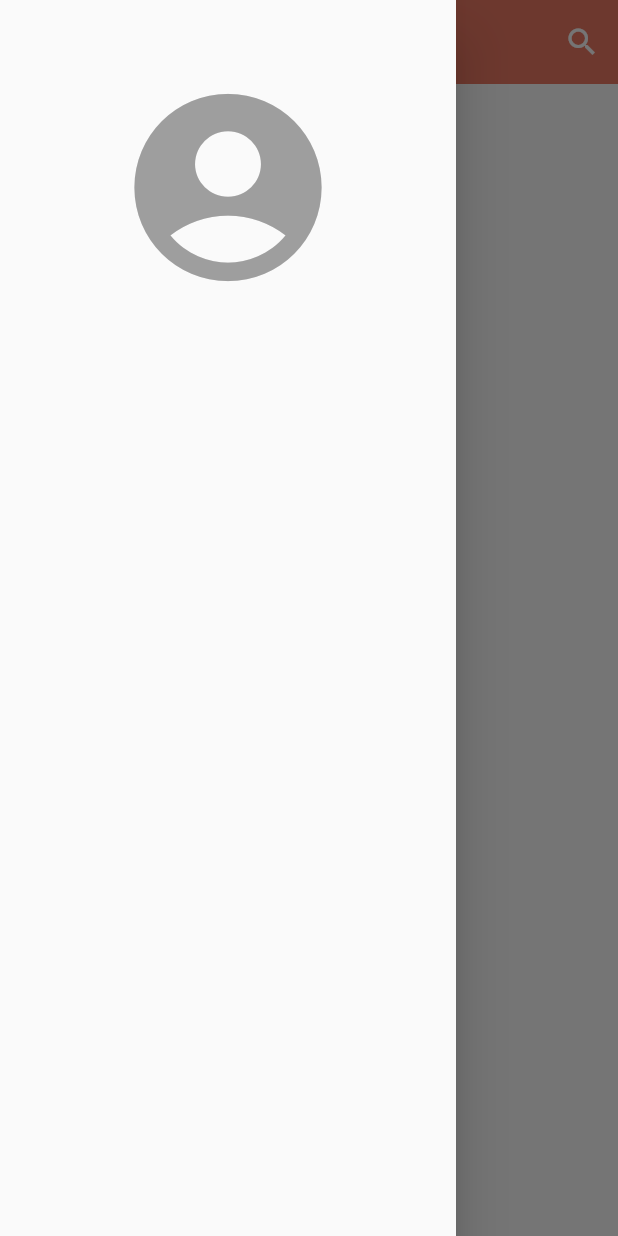
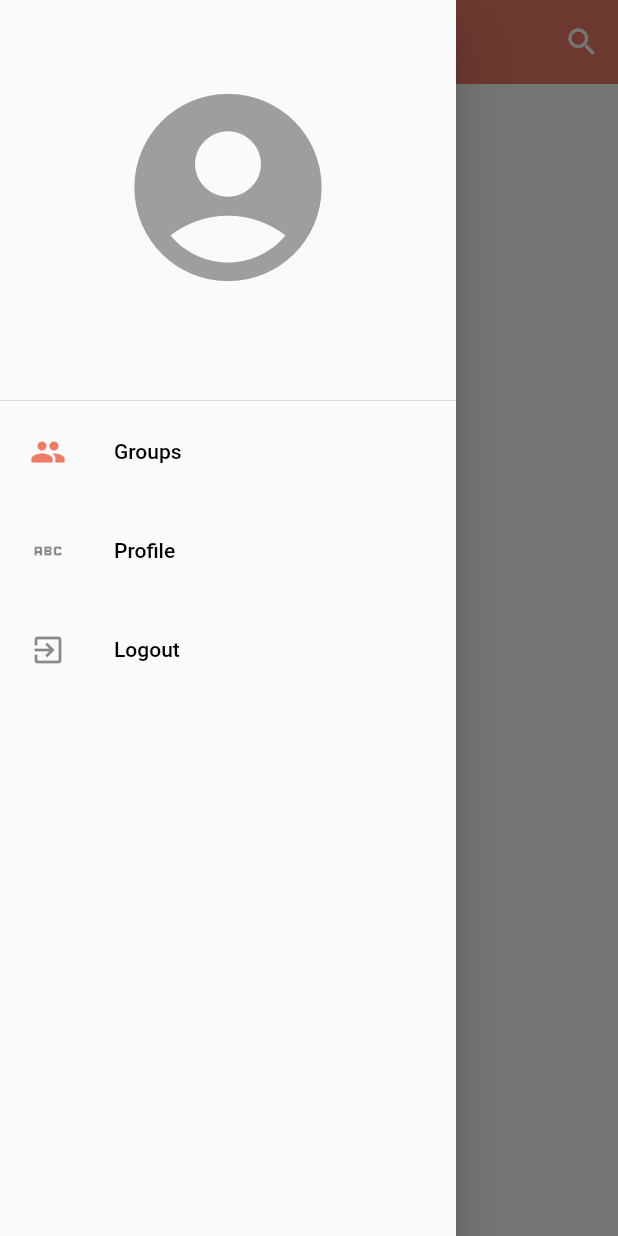
Before and after one commit to HalilMertDeveli/FirebaseChatApp, a Flutter app: the HomePage screen opened directly, with the side drawer open, on a phone screen of 412 x 824 dp. Run offline on Flutter 3.47's test engine with Material 2 defaults, Android fonts, the phone set to English and light mode, and no system bars; our stand-ins replace cloud_firestore, firebase_auth, firebase_core, shared_preferences; accounts and stored records are empty.

Commit message:
we finished the home page desing side

```diff
--- a/lib/pages/auth/login_page.dart
+++ b/lib/pages/auth/login_page.dart
@@ -181,7 +181,7 @@ class _LoginPageState extends State<LoginPage> {
           await HelperFunctions.setUserEmailSf(email);
           await HelperFunctions.saveUserNameSf(snapshot.docs[0]['fullName']);
 
-          nextScreenReplacment(context, HomePage());
+          nextScreenReplace(context, HomePage());
         } else {
           showSnackBar(context, Colors.red, value);
           setState(() {
--- a/lib/pages/home_page.dart
+++ b/lib/pages/home_page.dart
@@ -1,5 +1,7 @@
 import 'package:flutter/material.dart';
 import 'package:flutter_firebase_chat_app/helper/helper_function.dart';
+import 'package:flutter_firebase_chat_app/pages/auth/login_page.dart';
+import 'package:flutter_firebase_chat_app/pages/profile_page.dart';
 import 'package:flutter_firebase_chat_app/pages/search_page.dart';
 import 'package:flutter_firebase_chat_app/service/auth_service.dart';
 import 'package:flutter_firebase_chat_app/widgets/widget.dart';
@@ -13,31 +15,28 @@ class HomePage extends StatefulWidget {
 
 class _HomePageState extends State<HomePage> {
   AuthService authService = AuthService();
-  String userName="";
-  String email="";
+  String userName = "";
+  String email = "";
 
   @override
-  void initState(){
-
+  void initState() {
     super.initState();
     gettingUserData();
   }
 
-  gettingUserData()async{
-    await HelperFunctions.getUserEmailFromSF().then((value){
-      setState((){
-        if(value != null){
+  gettingUserData() async {
+    await HelperFunctions.getUserEmailFromSF().then((value) {
+      setState(() {
+        if (value != null) {
           email = value;
         }
-
       });
     });
-    await HelperFunctions.getUserNameFromSF().then((value){
-      setState((){
-        if(value != null){
+    await HelperFunctions.getUserNameFromSF().then((value) {
+      setState(() {
+        if (value != null) {
           userName = value;
         }
-
       });
     });
   }
@@ -72,7 +71,83 @@ class _HomePageState extends State<HomePage> {
               size: 150,
               color: Colors.grey,
             ),
-            Text(userName)
+            Text(
+              userName,
+              textAlign: TextAlign.center,
+              style: TextStyle(fontWeight: FontWeight.bold),
+            ),
+            const SizedBox(
+              height: 50,
+            ),
+            const Divider(height: 2),
+            ListTile(
+              onTap: () {},
+              selectedColor: Theme.of(context).primaryColor,
+              selected: true,
+              contentPadding:
+                  const EdgeInsets.symmetric(horizontal: 20, vertical: 5),
+              leading: const Icon(Icons.group),
+              title: const Text(
+                "Groups",
+                style: TextStyle(color: Colors.black),
+              ),
+            ),
+            ListTile(
+              onTap: () {
+                nextScreen(context, const ProfilePage());
+              },
+              contentPadding:
+                  const EdgeInsets.symmetric(horizontal: 20, vertical: 5),
+              leading: const Icon(Icons.abc),
+              title: const Text(
+                "Profile",
+                style: TextStyle(color: Colors.black),
+              ),
+            ),
+            ListTile(
+            onTap: () async {
+              showDialog(
+                  barrierDismissible: false,
+                  context: context,
+                  builder: (context) {
+                    return AlertDialog(
+                      title: const Text("Logout"),
+                      content: const Text("Are you sure you want to logout?"),
+                      actions: [
+                        IconButton(
+                          onPressed: () {
+                            Navigator.pop(context);
+                          },
+                          icon: const Icon(
+                            Icons.cancel,
+                            color: Colors.red,
+                          ),
+                        ),
+                        IconButton(
+                          onPressed: () async {
+                            await authService.signOut();
+                            Navigator.of(context).pushAndRemoveUntil(
+                                MaterialPageRoute(
+                                    builder: (context) =>  LoginPage()),
+                                (route) => false);
+                          },
+                          icon: const Icon(
+                            Icons.done,
+                            color: Colors.green,
+                          ),
+                        ),
+                      ],
+                    );
+                  });
+            },
+            contentPadding:
+                const EdgeInsets.symmetric(horizontal: 20, vertical: 5),
+            leading: const Icon(Icons.exit_to_app),
+            title: const Text(
+              "Logout",
+              style: TextStyle(color: Colors.black),
+            ),
+          )
           ],
         ),
       ),
--- a/lib/widgets/widget.dart
+++ b/lib/widgets/widget.dart
@@ -31,7 +31,7 @@ void nextScreen(BuildContext context, page) {
   );
 }
 
-void nextScreenReplacment(BuildContext context, page) {
+void nextScreenReplace(BuildContext context, page) {
   Navigator.pushReplacement(
     context,
     MaterialPageRoute(
```
Also changed, not shown: lib/pages/profile_page.dart (added, +19 -0 lines).
